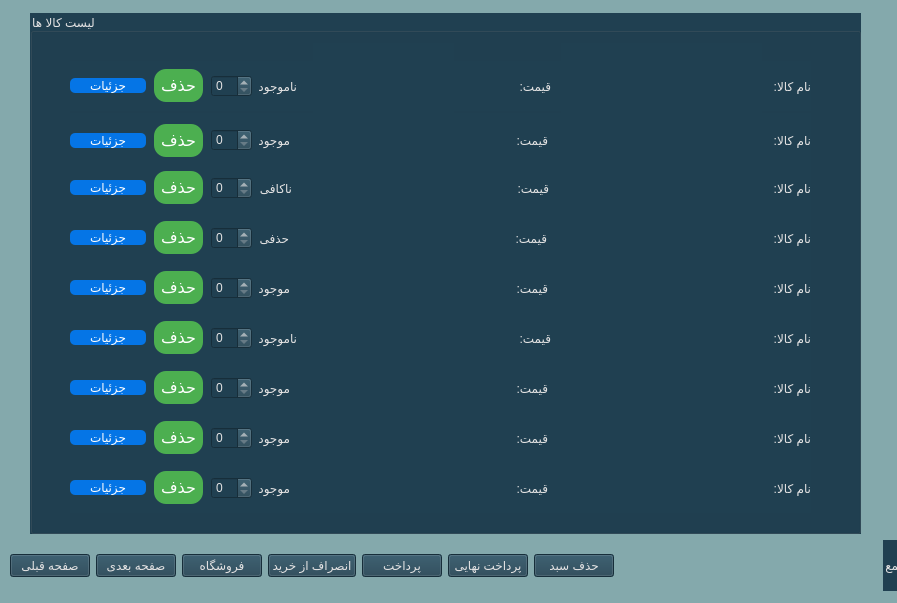
The window that Project_Ap/cart.ui (AP-projects-4001/metagoofill) describes before a commit, drawn with Qt 5.
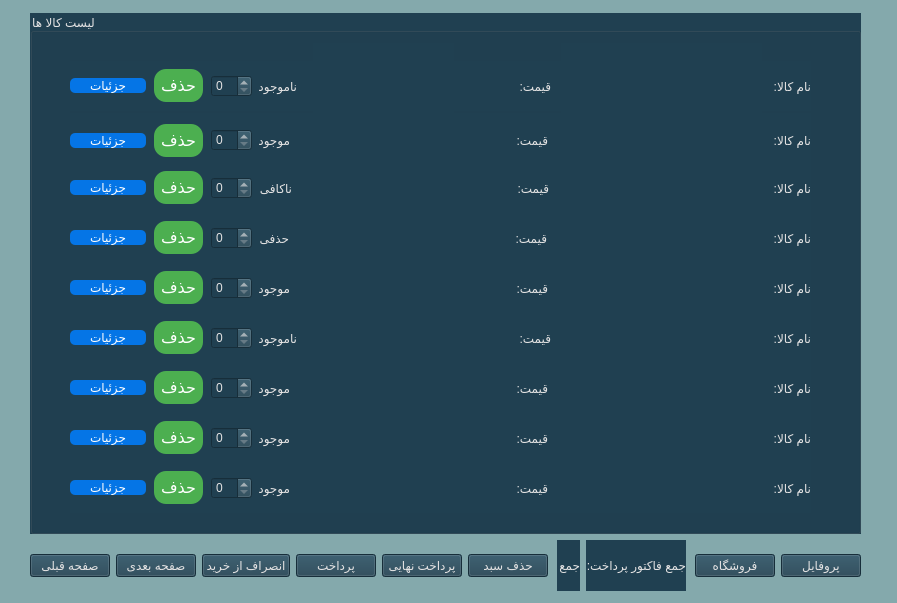
The same window after the commit.

```diff
--- a/Project_Ap/cart.ui
+++ b/Project_Ap/cart.ui
@@ -1146,9 +1146,9 @@
   <widget class="QWidget" name="layoutWidget">
    <property name="geometry">
     <rect>
-     <x>10</x>
+     <x>30</x>
      <y>540</y>
-     <width>1002</width>
+     <width>831</width>
      <height>51</height>
     </rect>
    </property>
@@ -1179,19 +1179,6 @@
       </property>
      </widget>
     </item>
-    <item>
-     <widget class="QPushButton" name="pushButton_prev_2">
-      <property name="styleSheet">
-       <string notr="true">background-color: rgb(32, 64, 81);
-color: rgb(228, 227, 227);
-font: 12pt &quot;Lalezar&quot;;
-</string>
-      </property>
-      <property name="text">
-       <string>فروشگاه</string>
-      </property>
-     </widget>
-    </item>
     <item>
      <widget class="QPushButton" name="pushButton_filter_4">
       <property name="styleSheet">
@@ -1245,7 +1232,7 @@
      </widget>
     </item>
     <item>
-     <spacer name="horizontalSpacer">
+     <spacer name="horizontalSpacer_20">
       <property name="orientation">
        <enum>Qt::Horizontal</enum>
       </property>
@@ -1283,6 +1270,45 @@
       </property>
      </widget>
     </item>
+    <item>
+     <spacer name="horizontalSpacer">
+      <property name="orientation">
+       <enum>Qt::Horizontal</enum>
+      </property>
+      <property name="sizeHint" stdset="0">
+       <size>
+        <width>40</width>
+        <height>20</height>
+       </size>
+      </property>
+     </spacer>
+    </item>
+    <item>
+     <widget class="QPushButton" name="pushButton_prev_2">
+      <property name="styleSheet">
+       <string notr="true">background-color: rgb(32, 64, 81);
+color: rgb(228, 227, 227);
+font: 12pt &quot;Lalezar&quot;;
+</string>
+      </property>
+      <property name="text">
+       <string>فروشگاه</string>
+      </property>
+     </widget>
+    </item>
+    <item>
+     <widget class="QPushButton" name="pushButton_prev_3">
+      <property name="styleSheet">
+       <string notr="true">background-color: rgb(32, 64, 81);
+color: rgb(228, 227, 227);
+font: 12pt &quot;Lalezar&quot;;
+</string>
+      </property>
+      <property name="text">
+       <string>پروفایل</string>
+      </property>
+     </widget>
+    </item>
    </layout>
   </widget>
  </widget>
```
